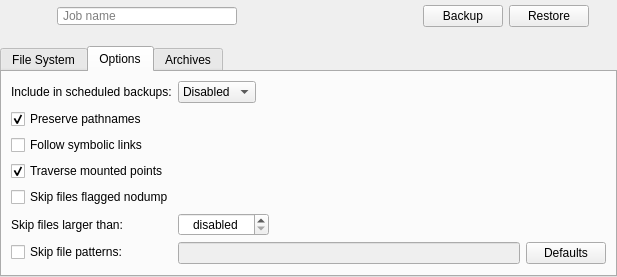
The window that forms/jobwidget.ui (Tarsnap/tarsnap-gui) describes before a commit, drawn with Qt 5.
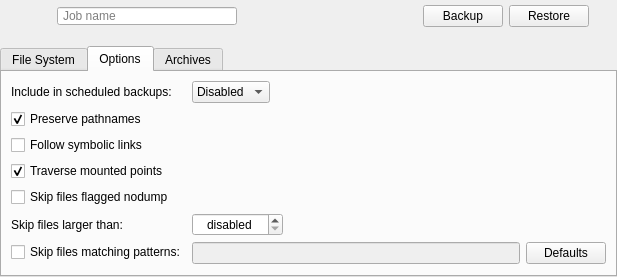
The same window after the commit. The open tabs and pages were chosen to show the change. Icons and pictures are not drawn. Custom widgets are drawn as their Qt base class.

Commit message: Progress for daily, weekly, monthly job scheduling.

Patch:
```diff
--- a/forms/jobwidget.ui
+++ b/forms/jobwidget.ui
@@ -389,7 +389,7 @@
           <string>Tarsnap will skip these file patterns for this Job</string>
          </property>
          <property name="text">
-          <string>Skip file patterns:</string>
+          <string>Skip files matching patterns:</string>
          </property>
         </widget>
        </item>
```
Left out of the diff: 6 changed lines with no effect on the pictures. The commit also changes 2 other files.
